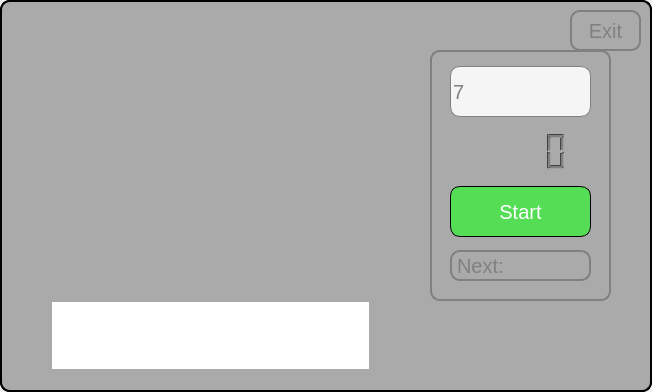
This is sulte.ui in off-border/ShulteQt as Qt 5 draws it before an edit. The edited form follows.
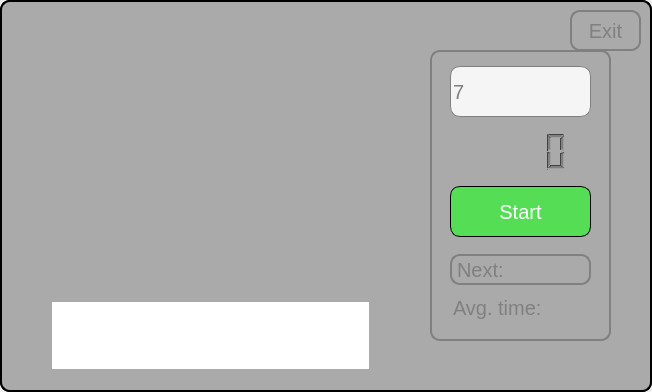
This is the edited form. Custom widgets are drawn as their Qt base class.

Commit message: avg displays start button colored to yellow on start

Patch:
```diff
--- a/sulte.ui
+++ b/sulte.ui
@@ -52,7 +52,7 @@
       <x>430</x>
       <y>50</y>
       <width>181</width>
-      <height>251</height>
+      <height>291</height>
      </rect>
     </property>
     <property name="styleSheet">
@@ -442,7 +442,7 @@
      <property name="geometry">
       <rect>
        <x>20</x>
-       <y>200</y>
+       <y>204</y>
        <width>141</width>
        <height>31</height>
       </rect>
@@ -451,6 +451,22 @@
       <string>Next: </string>
      </property>
     </widget>
+    <widget class="QLabel" name="avgTime">
+     <property name="geometry">
+      <rect>
+       <x>23</x>
+       <y>242</y>
+       <width>140</width>
+       <height>31</height>
+      </rect>
+     </property>
+     <property name="styleSheet">
+      <string notr="true">border:none; font-size: 20px;</string>
+     </property>
+     <property name="text">
+      <string>Avg. time: </string>
+     </property>
+    </widget>
    </widget>
    <widget class="QPlainTextEdit" name="plainTextEdit">
     <property name="geometry">
```
The commit also changes 6 other files.
